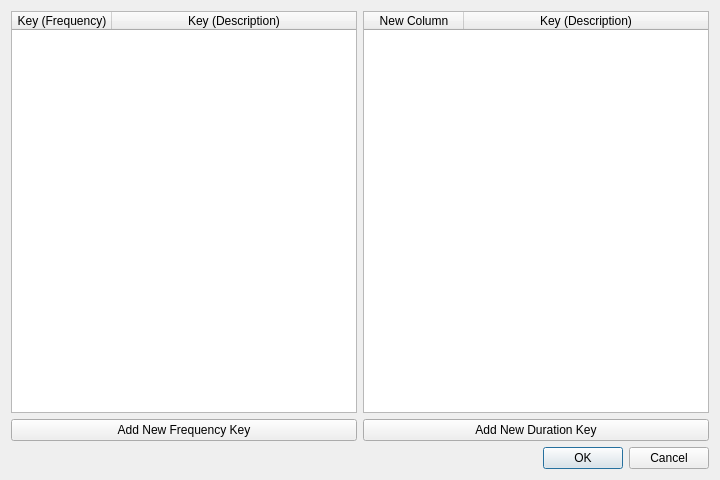
Old version of the form keyseteditor.ui in the repository miyamot0/DataTracker3.
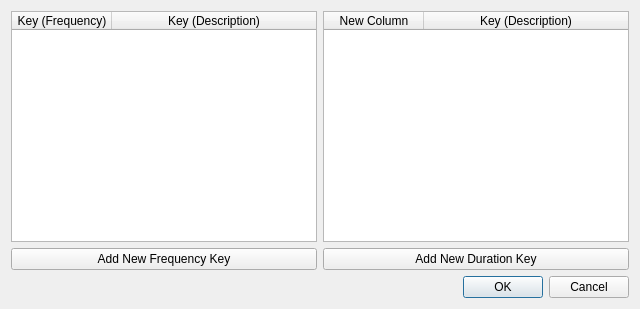
New version of the form.

Commit message: macos layout fixes

```diff
--- a/keyseteditor.ui
+++ b/keyseteditor.ui
@@ -6,8 +6,8 @@
    <rect>
     <x>0</x>
     <y>0</y>
-    <width>720</width>
-    <height>480</height>
+    <width>640</width>
+    <height>309</height>
    </rect>
   </property>
   <property name="windowTitle">
```
The commit also changes 5 other files.
